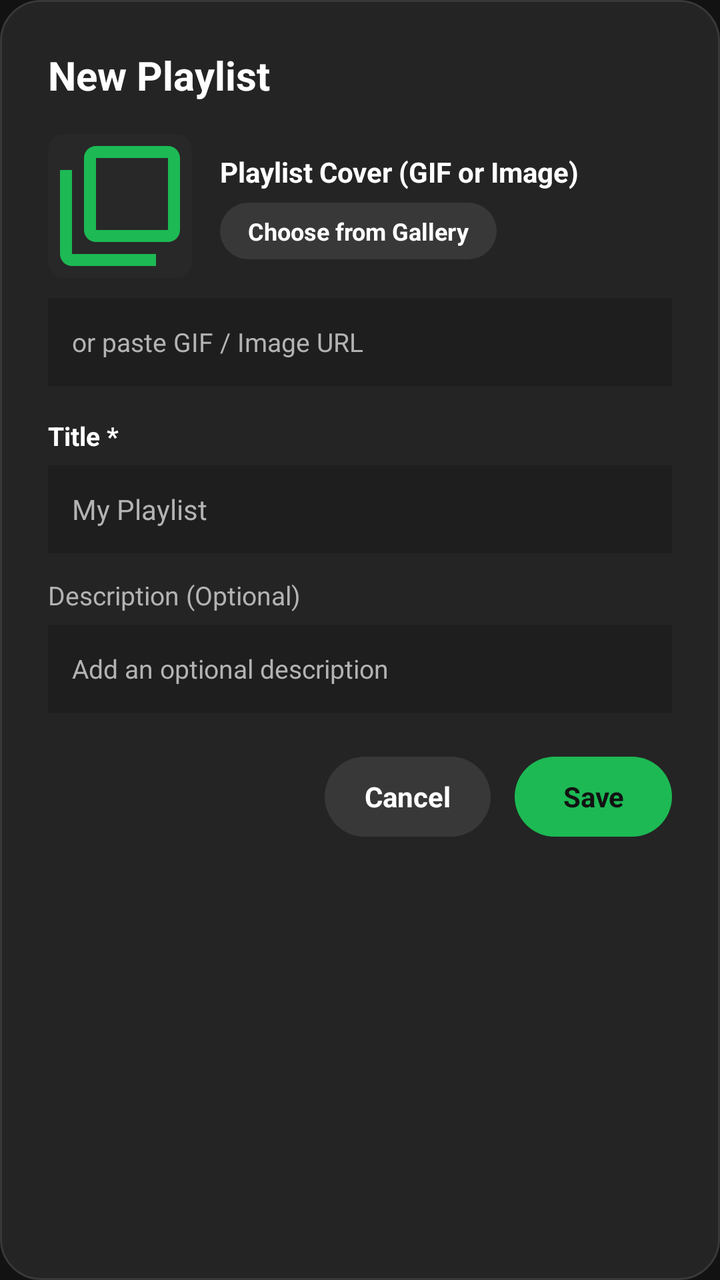
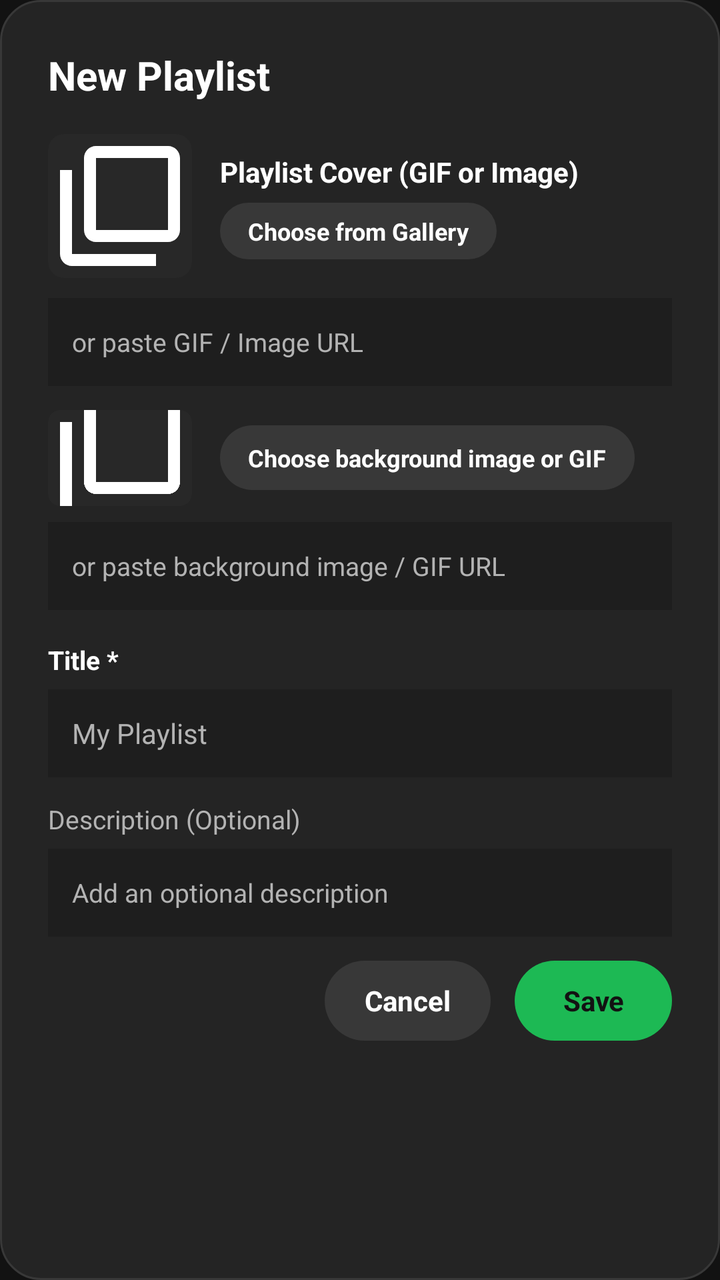

Screens rendered from an Android XML layout before and after an edit, with the pre-edit source and the edit as a unified diff.
<!-- AndroidManifest.xml: application theme Theme.SpotifyClone -->
<!-- res/layout/dialog_custom_playlist_editor.xml -->
<?xml version="1.0" encoding="utf-8"?>
<LinearLayout
    xmlns:android="http://schemas.android.com/apk/res/android"
    xmlns:app="http://schemas.android.com/apk/res-auto"
    xmlns:tools="http://schemas.android.com/tools"
    android:layout_width="match_parent"
    android:layout_height="wrap_content"
    android:orientation="vertical"
    android:background="@drawable/bg_spotify_dialog"
    android:padding="24dp">

    <TextView
        android:id="@+id/text_editor_dialog_title"
        android:layout_width="wrap_content"
        android:layout_height="wrap_content"
        android:text="New Playlist"
        android:textColor="@color/spotify_white"
        android:textSize="20sp"
        android:textStyle="bold" />

    
    <LinearLayout
        android:layout_width="match_parent"
        android:layout_height="wrap_content"
        android:layout_marginTop="16dp"
        android:orientation="horizontal"
        android:gravity="center_vertical">

        <androidx.cardview.widget.CardView
            android:layout_width="72dp"
            android:layout_height="72dp"
            app:cardCornerRadius="8dp"
            app:cardElevation="0dp"
            app:cardBackgroundColor="@color/spotify_card_grey">

            <ImageView
                android:id="@+id/img_editor_cover_preview"
                android:layout_width="match_parent"
                android:layout_height="match_parent"
                android:scaleType="centerCrop"
                android:src="@drawable/ic_library"
                app:tint="@color/spotify_green" />
        </androidx.cardview.widget.CardView>

        <LinearLayout
            android:layout_width="0dp"
            android:layout_height="wrap_content"
            android:layout_weight="1"
            android:layout_marginStart="14dp"
            android:orientation="vertical">

            <TextView
                android:layout_width="wrap_content"
                android:layout_height="wrap_content"
                android:text="Playlist Cover (GIF or Image)"
                android:textColor="@color/spotify_white"
                android:textSize="14sp"
                android:textStyle="bold" />

            <TextView
                android:id="@+id/btn_pick_cover_file"
                android:layout_width="wrap_content"
                android:layout_height="wrap_content"
                android:layout_marginTop="6dp"
                android:background="@drawable/bg_pill_button_cancel"
                android:paddingStart="14dp"
                android:paddingTop="6dp"
                android:paddingEnd="14dp"
                android:paddingBottom="6dp"
                android:text="Choose from Gallery"
                android:textColor="@color/spotify_white"
                android:textSize="12sp"
                android:textStyle="bold" />
        </LinearLayout>
    </LinearLayout>

    
    <EditText
        android:id="@+id/edit_playlist_cover_url"
        android:layout_width="match_parent"
        android:layout_height="44dp"
        android:layout_marginTop="10dp"
        android:background="#1E1E1E"
        android:paddingStart="12dp"
        android:paddingEnd="12dp"
        android:hint="or paste GIF / Image URL"
        android:textColor="@color/spotify_white"
        android:textColorHint="@color/spotify_light_grey"
        android:textSize="13sp"
        android:inputType="textUri"
        android:maxLines="1" />

    
    <TextView
        android:layout_width="wrap_content"
        android:layout_height="wrap_content"
        android:layout_marginTop="16dp"
        android:text="Title *"
        android:textColor="@color/spotify_white"
        android:textSize="13sp"
        android:textStyle="bold" />

    <EditText
        android:id="@+id/edit_playlist_title"
        android:layout_width="match_parent"
        android:layout_height="44dp"
        android:layout_marginTop="6dp"
        android:background="#1E1E1E"
        android:paddingStart="12dp"
        android:paddingEnd="12dp"
        android:hint="My Playlist"
        android:textColor="@color/spotify_white"
        android:textColorHint="@color/spotify_light_grey"
        android:textSize="14sp"
        android:inputType="textCapSentences"
        android:maxLines="1" />

    
    <TextView
        android:layout_width="wrap_content"
        android:layout_height="wrap_content"
        android:layout_marginTop="12dp"
        android:text="Description (Optional)"
        android:textColor="@color/spotify_light_grey"
        android:textSize="13sp" />

    <EditText
        android:id="@+id/edit_playlist_description"
        android:layout_width="match_parent"
        android:layout_height="44dp"
        android:layout_marginTop="6dp"
        android:background="#1E1E1E"
        android:paddingStart="12dp"
        android:paddingEnd="12dp"
        android:hint="Add an optional description"
        android:textColor="@color/spotify_white"
        android:textColorHint="@color/spotify_light_grey"
        android:textSize="13sp"
        android:inputType="textCapSentences"
        android:maxLines="2" />

    
    <LinearLayout
        android:layout_width="match_parent"
        android:layout_height="wrap_content"
        android:layout_marginTop="22dp"
        android:gravity="end"
        android:orientation="horizontal">

        <TextView
            android:id="@+id/btn_cancel_playlist_editor"
            android:layout_width="wrap_content"
            android:layout_height="40dp"
            android:background="@drawable/bg_pill_button_cancel"
            android:gravity="center"
            android:paddingStart="20dp"
            android:paddingEnd="20dp"
            android:text="Cancel"
            android:textColor="@color/spotify_white"
            android:textSize="14sp"
            android:textStyle="bold" />

        <TextView
            android:id="@+id/btn_save_playlist_editor"
            android:layout_width="wrap_content"
            android:layout_height="40dp"
            android:layout_marginStart="12dp"
            android:background="@drawable/bg_pill_button"
            android:gravity="center"
            android:paddingStart="24dp"
            android:paddingEnd="24dp"
            android:text="Save"
            android:textColor="@color/spotify_black"
            android:textSize="14sp"
            android:textStyle="bold" />
    </LinearLayout>

</LinearLayout>
<!-- resources referenced by this layout -->
<resources>
  <color name="spotify_black">#121212</color>
  <color name="spotify_card_grey">#282828</color>
  <color name="spotify_green">#1DB954</color>
  <color name="spotify_light_grey">#B3B3B3</color>
  <color name="spotify_white">#FFFFFF</color>
  <!-- drawable bg_pill_button (drawable) -->
  <?xml version="1.0" encoding="utf-8"?>
  <shape xmlns:android="http://schemas.android.com/apk/res/android"
      android:shape="rectangle">
      <corners android:radius="24dp" />
      <solid android:color="@color/spotify_green" />
  </shape>
  <!-- drawable bg_pill_button_cancel (drawable) -->
  <?xml version="1.0" encoding="utf-8"?>
  <shape xmlns:android="http://schemas.android.com/apk/res/android"
      android:shape="rectangle">
      <corners android:radius="24dp" />
      <solid android:color="#383838" />
  </shape>
  <!-- drawable bg_spotify_dialog (drawable) -->
  <?xml version="1.0" encoding="utf-8"?>
  <shape xmlns:android="http://schemas.android.com/apk/res/android"
      android:shape="rectangle">
      <corners android:radius="20dp" />
      <solid android:color="#242424" />
      <stroke
          android:width="1dp"
          android:color="#383838" />
  </shape>
  <!-- drawable ic_library (drawable) -->
  <vector xmlns:android="http://schemas.android.com/apk/res/android"
      android:width="24dp"
      android:height="24dp"
      android:viewportWidth="24"
      android:viewportHeight="24">
      <path
          android:fillColor="#FFFFFFFF"
          android:pathData="M4,6H2v14c0,1.1 0.9,2 2,2h14v-2H4V6zm16,-4H8c-1.1,0 -2,0.9 -2,2v12c0,1.1 0.9,2 2,2h12c1.1,0 2,-0.9 2,-2V4c0,-1.1 -0.9,-2 -2,-2zm0,14H8V4h12v12z" />
  </vector>
  <style name="Theme.SpotifyClone" parent="Theme.MaterialComponents.DayNight.NoActionBar">
          
          <item name="colorPrimary">@color/spotify_green</item>
          <item name="colorPrimaryVariant">@color/spotify_green_light</item>
          <item name="colorOnPrimary">@color/spotify_white</item>
          
          <item name="colorSecondary">@color/spotify_green</item>
          <item name="colorSecondaryVariant">@color/spotify_green_light</item>
          <item name="colorOnSecondary">@color/spotify_white</item>
          
          <item name="android:statusBarColor">@color/spotify_black</item>
          <item name="android:navigationBarColor">@color/spotify_black</item>
          
          <item name="android:windowBackground">@color/spotify_black</item>
          <item name="colorSurface">@color/spotify_card_grey</item>
          <item name="colorOnSurface">@color/spotify_white</item>
      </style>
  <color name="spotify_green_light">#1ED760</color>
</resources>

<!-- the commit's change to res/layout/dialog_custom_playlist_editor.xml (unified diff, before → after) -->
@@ -1,13 +1,17 @@
 <?xml version="1.0" encoding="utf-8"?>
-<LinearLayout
-    xmlns:android="http://schemas.android.com/apk/res/android"
+<ScrollView xmlns:android="http://schemas.android.com/apk/res/android"
     xmlns:app="http://schemas.android.com/apk/res-auto"
     xmlns:tools="http://schemas.android.com/tools"
     android:layout_width="match_parent"
     android:layout_height="wrap_content"
-    android:orientation="vertical"
     android:background="@drawable/bg_spotify_dialog"
-    android:padding="24dp">
+    android:fillViewport="true">
+
+    <LinearLayout
+        android:layout_width="match_parent"
+        android:layout_height="wrap_content"
+        android:orientation="vertical"
+        android:padding="24dp">
 
     <TextView
         android:id="@+id/text_editor_dialog_title"
@@ -38,8 +42,7 @@
                 android:layout_width="match_parent"
                 android:layout_height="match_parent"
                 android:scaleType="centerCrop"
-                android:src="@drawable/ic_library"
-                app:tint="@color/spotify_green" />
+                android:src="@drawable/ic_library" />
         </androidx.cardview.widget.CardView>
 
         <LinearLayout
@@ -90,6 +93,59 @@
         android:inputType="textUri"
         android:maxLines="1" />
 
+    <LinearLayout
+        android:layout_width="match_parent"
+        android:layout_height="wrap_content"
+        android:layout_marginTop="12dp"
+        android:gravity="center_vertical"
+        android:orientation="horizontal">
+
+        <androidx.cardview.widget.CardView
+            android:layout_width="72dp"
+            android:layout_height="48dp"
+            app:cardCornerRadius="6dp"
+            app:cardElevation="0dp"
+            app:cardBackgroundColor="@color/spotify_card_grey">
+
+            <ImageView
+                android:id="@+id/img_editor_background_preview"
+                android:layout_width="match_parent"
+                android:layout_height="match_parent"
+                android:scaleType="centerCrop"
+                android:src="@drawable/ic_library" />
+        </androidx.cardview.widget.CardView>
+
+        <TextView
+            android:id="@+id/btn_pick_background_file"
+            android:layout_width="wrap_content"
+            android:layout_height="wrap_content"
+            android:layout_marginStart="14dp"
+            android:background="@drawable/bg_pill_button_cancel"
+            android:paddingStart="14dp"
+            android:paddingTop="8dp"
+            android:paddingEnd="14dp"
+            android:paddingBottom="8dp"
+            android:text="Choose background image or GIF"
+            android:textColor="@color/spotify_white"
+            android:textSize="12sp"
+            android:textStyle="bold" />
+    </LinearLayout>
+
+    <EditText
+        android:id="@+id/edit_playlist_background_url"
+        android:layout_width="match_parent"
+        android:layout_height="44dp"
+        android:layout_marginTop="8dp"
+        android:background="#1E1E1E"
+        android:hint="or paste background image / GIF URL"
+        android:inputType="textUri"
+        android:maxLines="1"
+        android:paddingStart="12dp"
+        android:paddingEnd="12dp"
+        android:textColor="@color/spotify_white"
+        android:textColorHint="@color/spotify_light_grey"
+        android:textSize="13sp" />
+
     
     <TextView
         android:layout_width="wrap_content"
@@ -141,9 +197,33 @@
 
     
     <LinearLayout
-        android:layout_width="match_parent"
-        android:layout_height="wrap_content"
-        android:layout_marginTop="22dp"
+        android:id="@+id/layout_editor_delete"
+        android:layout_width="match_parent"
+        android:layout_height="wrap_content"
+        android:layout_marginTop="16dp"
+        android:gravity="end"
+        android:visibility="gone">
+
+        <TextView
+            android:id="@+id/btn_delete_playlist"
+            android:layout_width="wrap_content"
+            android:layout_height="40dp"
+            android:background="@drawable/bg_pill_button_cancel"
+            android:gravity="center"
+            android:paddingStart="18dp"
+            android:paddingEnd="18dp"
+            android:text="Delete Playlist"
+            android:textColor="#FF6B6B"
+            android:textSize="13sp"
+            android:textStyle="bold" />
+    </LinearLayout>
+
+    
+    <LinearLayout
+        android:id="@+id/layout_editor_actions"
+        android:layout_width="match_parent"
+        android:layout_height="wrap_content"
+        android:layout_marginTop="12dp"
         android:gravity="end"
         android:orientation="horizontal">
 
@@ -175,4 +255,5 @@
             android:textStyle="bold" />
     </LinearLayout>
 
-</LinearLayout>
+    </LinearLayout>
+</ScrollView>
